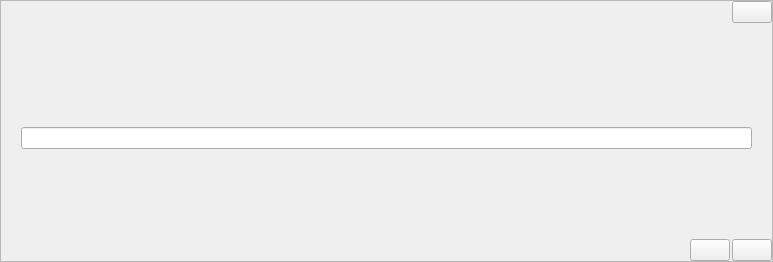
This is src/gui/ui/input.ui in LaM0uette/PySide6_Blank_Project_demo as Qt 5 draws it before an edit. The edited form follows.
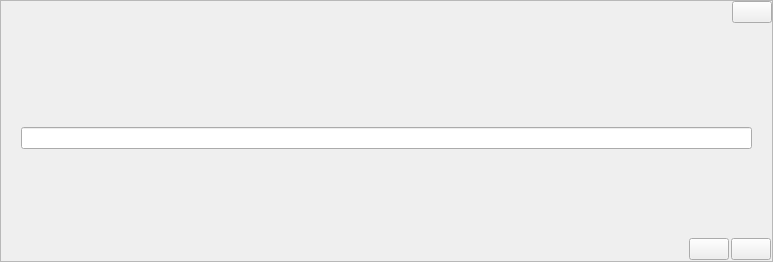
This is the edited form.

Commit message: REMAKE 100% - UI - Msg

The edit to the form file:
```diff
--- a/src/gui/ui/input.ui
+++ b/src/gui/ui/input.ui
@@ -166,10 +166,10 @@
           <number>2</number>
          </property>
          <property name="rightMargin">
-          <number>0</number>
+          <number>1</number>
          </property>
          <property name="bottomMargin">
-          <number>0</number>
+          <number>1</number>
          </property>
          <item>
           <spacer name="horizontalSpacer">
```
The commit also changes 1 other file.
